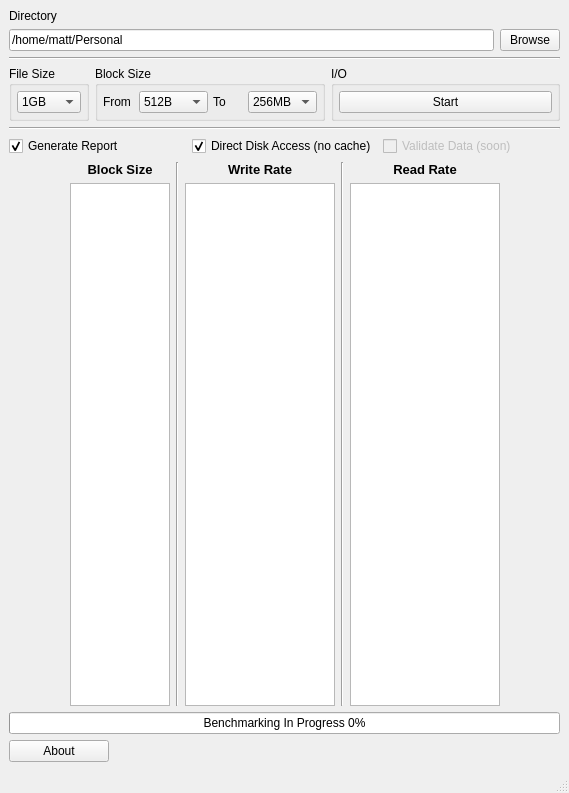
Before: the Qt Designer form mainwindow.ui in mathieeo/rateCheck, drawn with Qt 5.
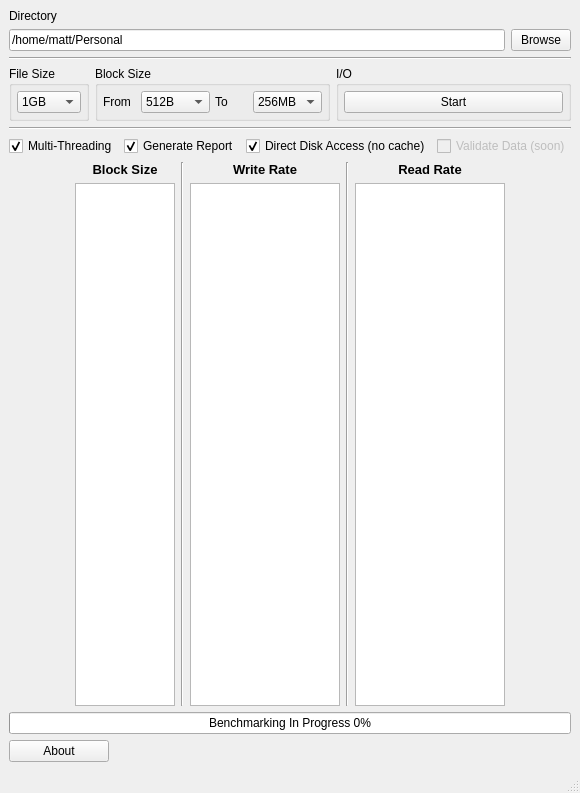
After: the same form once the commit is applied.

```diff
--- a/mainwindow.ui
+++ b/mainwindow.ui
@@ -23,6 +23,16 @@
    <layout class="QGridLayout" name="gridLayout_2">
     <item row="2" column="0">
      <layout class="QHBoxLayout" name="horizontalLayout_5">
+      <item>
+       <widget class="QCheckBox" name="multithreadCheckBox">
+        <property name="text">
+         <string>Multi-Threading</string>
+        </property>
+        <property name="checked">
+         <bool>true</bool>
+        </property>
+       </widget>
+      </item>
       <item>
        <widget class="QCheckBox" name="reportCheckBox">
         <property name="enabled">
```
Left out of the diff: 2 changed lines with no effect on the pictures.
